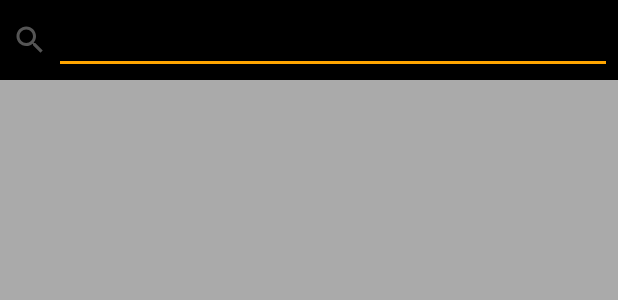
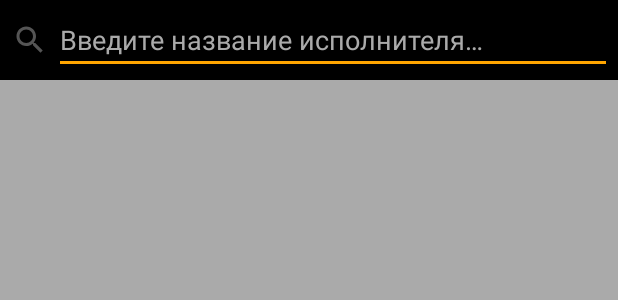
Before and after one commit to set-your-name-here/AndroidTunes, an Android app: the layout fragment_list.xml on its own in the app's theme, with its tools: preview values and no code run, on a phone screen of 412 x 824 dp. Shown: the top 300 px of the screen. Run offline under Robolectric (Android 15) with nearby library versions, the phone set to English and light mode, and no system bars.

Commit message:
List view completed

```diff
--- a/app/build.gradle
+++ b/app/build.gradle
@@ -35,11 +35,13 @@ dependencies {
     implementation 'androidx.navigation:navigation-fragment-ktx:2.2.0'
     implementation 'androidx.navigation:navigation-ui-ktx:2.2.0'
     implementation 'androidx.lifecycle:lifecycle-extensions:2.2.0'
+    implementation 'androidx.constraintlayout:constraintlayout:1.1.3'
+    implementation 'androidx.legacy:legacy-support-v4:1.0.0'
     implementation 'io.reactivex.rxjava2:rxjava:2.2.16'
     implementation 'io.reactivex.rxjava2:rxandroid:2.1.1'
     implementation 'com.squareup.retrofit2:retrofit:2.7.1'
     implementation 'com.squareup.retrofit2:adapter-rxjava2:2.7.1'
     implementation 'com.squareup.retrofit2:converter-gson:2.7.1'
-    implementation 'androidx.constraintlayout:constraintlayout:1.1.3'
-    implementation 'androidx.legacy:legacy-support-v4:1.0.0'
+    implementation 'com.squareup.picasso:picasso:2.71828'
+
 }
--- a/app/src/main/AndroidManifest.xml
+++ b/app/src/main/AndroidManifest.xml
@@ -2,14 +2,17 @@
 <manifest xmlns:android="http://schemas.android.com/apk/res/android"
     package="myself.synh.androidtunes">
 
+    <uses-permission android:name="android.permission.INTERNET"/>
+
     <application
+        android:name=".App"
         android:allowBackup="true"
         android:icon="@mipmap/ic_launcher"
         android:label="@string/app_name"
         android:roundIcon="@mipmap/ic_launcher_round"
         android:supportsRtl="true"
         android:theme="@style/AppTheme">
-        <activity android:name=".MainActivity">
+        <activity android:name=".MainActivity" android:screenOrientation="portrait">
             <intent-filter>
                 <action android:name="android.intent.action.MAIN" />
                 <action android:name="android.intent.action.VIEW" />
--- a/app/src/main/java/myself/synh/androidtunes/views/listeners/ListListener.kt
+++ b/app/src/main/java/myself/synh/androidtunes/views/listeners/ListListener.kt
@@ -2,4 +2,10 @@ package myself.synh.androidtunes.views.listeners
 
 interface ListListener {
 
+    fun showProgressBar()
+    fun hideProgressBar()
+    fun showEmptyList()
+    fun hideEmptyList()
+    fun stopRefresh()
+
 }
--- a/app/src/main/res/layout/fragment_list.xml
+++ b/app/src/main/res/layout/fragment_list.xml
@@ -31,6 +31,8 @@
             android:lines="1"
             android:maxLines="1"
             android:singleLine="true"
+            android:textColorHint="@android:color/darker_gray"
+            android:hint="@string/list_search_edit_hint_value"
             android:textColor="@android:color/white" />
 
     </androidx.appcompat.widget.LinearLayoutCompat>
@@ -50,4 +52,42 @@
 
     </androidx.swiperefreshlayout.widget.SwipeRefreshLayout>
 
+    <androidx.constraintlayout.widget.Guideline
+        android:id="@+id/listGuideLineHorizontal"
+        android:layout_width="wrap_content"
+        android:layout_height="wrap_content"
+        android:orientation="horizontal"
+        app:layout_constraintGuide_percent="0.5" />
+
+    <androidx.constraintlayout.widget.Guideline
+        android:id="@+id/listGuideLineVertical"
+        android:layout_width="wrap_content"
+        android:layout_height="wrap_content"
+        android:orientation="vertical"
+        app:layout_constraintGuide_percent="0.5" />
+
+    <ProgressBar
+        android:id="@+id/listProgressBar"
+        android:layout_width="wrap_content"
+        android:layout_height="wrap_content"
+        android:visibility="gone"
+        app:layout_constraintBottom_toBottomOf="@id/listGuideLineHorizontal"
+        app:layout_constraintEnd_toEndOf="@id/listGuideLineVertical"
+        app:layout_constraintStart_toStartOf="@id/listGuideLineVertical"
+        app:layout_constraintTop_toTopOf="@id/listGuideLineHorizontal" />
+
+    <androidx.appcompat.widget.AppCompatTextView
+        android:id="@+id/listEmptyResult"
+        android:layout_width="wrap_content"
+        android:layout_height="wrap_content"
+        android:text="@string/list_empty_value"
+        android:textColor="@android:color/white"
+        android:textSize="18sp"
+        android:visibility="gone"
+        app:layout_constraintBottom_toBottomOf="@id/listGuideLineHorizontal"
+        app:layout_constraintEnd_toEndOf="@id/listGuideLineVertical"
+        app:layout_constraintStart_toStartOf="@id/listGuideLineVertical"
+        app:layout_constraintTop_toTopOf="@id/listGuideLineHorizontal" />
+
+
 </androidx.constraintlayout.widget.ConstraintLayout>
--- a/app/src/main/res/values/strings.xml
+++ b/app/src/main/res/values/strings.xml
@@ -1,4 +1,6 @@
 <resources>
     <string name="app_name">AndroidTunes</string>
+    <string name="list_empty_value">Ничего не найдено</string>
+    <string name="list_search_edit_hint_value">Введите название исполнителя…</string>
 
 </resources>
```
Also changed, not shown: app/src/main/java/myself/synh/androidtunes/App.kt (added, +16 -0 lines), app/src/main/java/myself/synh/androidtunes/models/entities/ResultItem.kt (+10 -1 lines), app/src/main/java/myself/synh/androidtunes/viewmodels/ListViewModel.kt (+89 -1 lines), app/src/main/java/myself/synh/androidtunes/viewmodels/adapters/ListRecyclerAdapter.kt (+19 -1 lines), app/src/main/java/myself/synh/androidtunes/views/ListFragment.kt (+35 -1 lines), app/src/main/res/layout/fragment_list_item.xml (+10 -16 lines), app/src/main/res/navigation/nav_graph.xml (+10 -1 lines).
